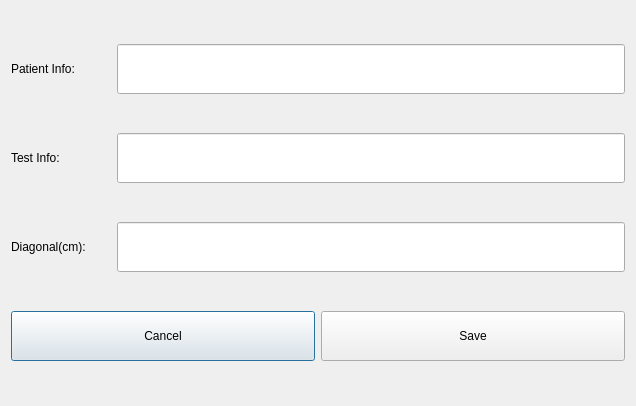
Qt form settingsdialog.ui (chriskonstad/thumbarea) before a commit.
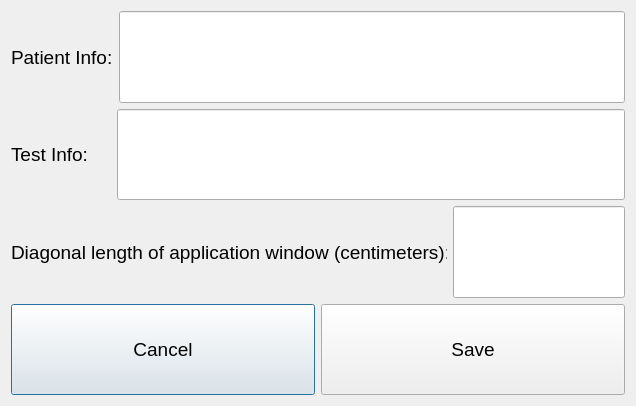
The same form after that commit.

Commit message: Increased font and UI element sizes to make them more touch friendly Reorganized code to make it easier to read Renamed pbCalibrate to pbReset to better reflect its purpose Range of motion is now displayed in the center of the window after analyzation Miscellaneous other changes

```diff
--- a/settingsdialog.ui
+++ b/settingsdialog.ui
@@ -18,12 +18,23 @@
     <layout class="QHBoxLayout" name="horizontalLayout_3">
      <item>
       <widget class="QLabel" name="label">
+       <property name="sizePolicy">
+        <sizepolicy hsizetype="Preferred" vsizetype="Minimum">
+         <horstretch>0</horstretch>
+         <verstretch>0</verstretch>
+        </sizepolicy>
+       </property>
        <property name="minimumSize">
         <size>
          <width>100</width>
          <height>50</height>
         </size>
        </property>
+       <property name="font">
+        <font>
+         <pointsize>14</pointsize>
+        </font>
+       </property>
        <property name="text">
         <string>Patient Info:</string>
        </property>
@@ -31,12 +42,23 @@
      </item>
      <item>
       <widget class="QLineEdit" name="lePatient">
+       <property name="sizePolicy">
+        <sizepolicy hsizetype="Expanding" vsizetype="Minimum">
+         <horstretch>0</horstretch>
+         <verstretch>0</verstretch>
+        </sizepolicy>
+       </property>
        <property name="minimumSize">
         <size>
          <width>0</width>
          <height>50</height>
         </size>
        </property>
+       <property name="font">
+        <font>
+         <pointsize>14</pointsize>
+        </font>
+       </property>
       </widget>
      </item>
     </layout>
@@ -45,12 +67,23 @@
     <layout class="QHBoxLayout" name="horizontalLayout_2">
      <item>
       <widget class="QLabel" name="label_2">
+       <property name="sizePolicy">
+        <sizepolicy hsizetype="Preferred" vsizetype="Minimum">
+         <horstretch>0</horstretch>
+         <verstretch>0</verstretch>
+        </sizepolicy>
+       </property>
        <property name="minimumSize">
         <size>
          <width>100</width>
          <height>50</height>
         </size>
        </property>
+       <property name="font">
+        <font>
+         <pointsize>14</pointsize>
+        </font>
+       </property>
        <property name="text">
         <string>Test Info:</string>
        </property>
@@ -58,12 +91,23 @@
      </item>
      <item>
       <widget class="QLineEdit" name="leTest">
+       <property name="sizePolicy">
+        <sizepolicy hsizetype="Expanding" vsizetype="Minimum">
+         <horstretch>0</horstretch>
+         <verstretch>0</verstretch>
+        </sizepolicy>
+       </property>
        <property name="minimumSize">
         <size>
          <width>0</width>
          <height>50</height>
         </size>
        </property>
+       <property name="font">
+        <font>
+         <pointsize>14</pointsize>
+        </font>
+       </property>
       </widget>
      </item>
     </layout>
@@ -72,25 +116,47 @@
     <layout class="QHBoxLayout" name="horizontalLayout">
      <item>
       <widget class="QLabel" name="label_3">
+       <property name="sizePolicy">
+        <sizepolicy hsizetype="Preferred" vsizetype="Minimum">
+         <horstretch>0</horstretch>
+         <verstretch>0</verstretch>
+        </sizepolicy>
+       </property>
        <property name="minimumSize">
         <size>
          <width>100</width>
          <height>50</height>
         </size>
        </property>
+       <property name="font">
+        <font>
+         <pointsize>14</pointsize>
+        </font>
+       </property>
        <property name="text">
-        <string>Diagonal(cm):</string>
+        <string>Diagonal length of application window (centimeters):</string>
        </property>
       </widget>
      </item>
      <item>
       <widget class="QLineEdit" name="leDiagonalCM">
+       <property name="sizePolicy">
+        <sizepolicy hsizetype="Expanding" vsizetype="Minimum">
+         <horstretch>0</horstretch>
+         <verstretch>0</verstretch>
+        </sizepolicy>
+       </property>
        <property name="minimumSize">
         <size>
          <width>0</width>
          <height>50</height>
         </size>
        </property>
+       <property name="font">
+        <font>
+         <pointsize>14</pointsize>
+        </font>
+       </property>
       </widget>
      </item>
     </layout>
@@ -99,12 +165,23 @@
     <layout class="QHBoxLayout" name="horizontalLayout_4">
      <item>
       <widget class="QPushButton" name="pbCancel">
+       <property name="sizePolicy">
+        <sizepolicy hsizetype="Minimum" vsizetype="Minimum">
+         <horstretch>0</horstretch>
+         <verstretch>0</verstretch>
+        </sizepolicy>
+       </property>
        <property name="minimumSize">
         <size>
          <width>0</width>
          <height>50</height>
         </size>
        </property>
+       <property name="font">
+        <font>
+         <pointsize>14</pointsize>
+        </font>
+       </property>
        <property name="text">
         <string>Cancel</string>
        </property>
@@ -112,12 +189,23 @@
      </item>
      <item>
       <widget class="QPushButton" name="pbSave">
+       <property name="sizePolicy">
+        <sizepolicy hsizetype="Minimum" vsizetype="Minimum">
+         <horstretch>0</horstretch>
+         <verstretch>0</verstretch>
+        </sizepolicy>
+       </property>
        <property name="minimumSize">
         <size>
          <width>0</width>
          <height>50</height>
         </size>
        </property>
+       <property name="font">
+        <font>
+         <pointsize>14</pointsize>
+        </font>
+       </property>
        <property name="text">
         <string>Save</string>
        </property>
```
The commit also changes 7 other files.
